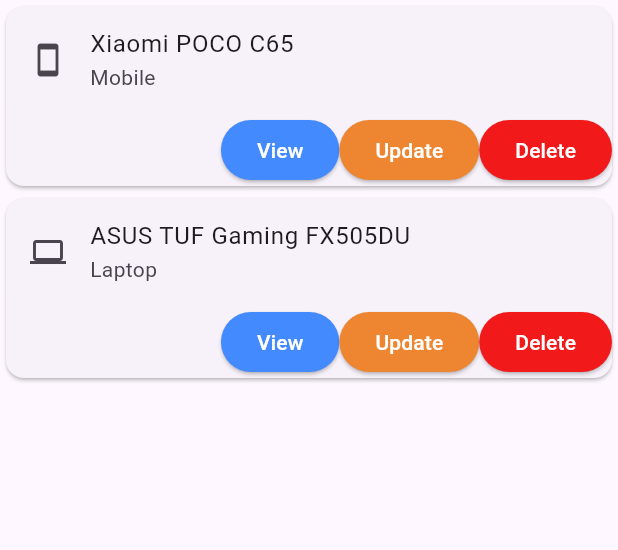
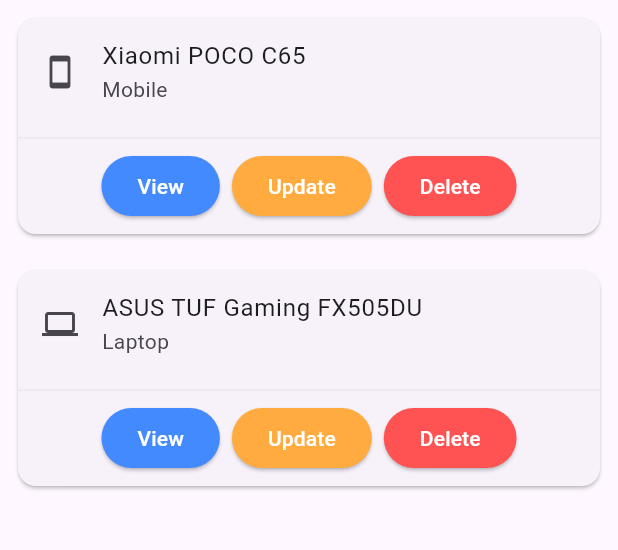
Before and after one commit to mandyfarrugia/mfswd62b_cpdha_2526, a Flutter app: the screen it shows after launch, on a phone screen of 412 x 824 dp, the part 84-634 px from its top. Run offline on Flutter 3.47's test engine with Material 3 defaults, Android fonts, the phone set to English and light mode, and no system bars.

Commit message:
Refactored the generation of the ElevatedButtons representing CRUD operations, this reduces code duplication and promotes code reuse.

```diff
--- /dev/null
+++ b/mfswd62b_cpd/lib/widgets/asset_card_button.dart
@@ -0,0 +1,22 @@
+import 'package:flutter/material.dart';
+
+class AssetCardButton extends StatelessWidget {
+  final Color backgroundColour;
+  final Color foregroundColour;
+  final String buttonText;
+  final VoidCallback callback;
+
+  const AssetCardButton({super.key, required this.backgroundColour, required this.foregroundColour, required this.buttonText, required this.callback});
+
+  @override
+  Widget build(BuildContext context) {
+    return ElevatedButton(
+      style: ElevatedButton.styleFrom(
+        backgroundColor: backgroundColour,
+        foregroundColor: foregroundColour
+      ),
+      onPressed: callback,
+      child: Text(buttonText)
+    );
+  }
+}
--- a/mfswd62b_cpd/lib/widgets/asset_management_individual.dart
+++ b/mfswd62b_cpd/lib/widgets/asset_management_individual.dart
@@ -1,6 +1,7 @@
 import 'package:flutter/material.dart';
 import 'package:mfswd62b_cpd/mappers/asset_type_to_icon_mapper.dart';
 import 'package:mfswd62b_cpd/models/asset.dart';
+import 'package:mfswd62b_cpd/widgets/asset_card_button.dart';
 
 class AssetManagementIndividual extends StatelessWidget {
   final Asset assetToDisplay;
@@ -9,7 +10,10 @@
 
   @override
   Widget build(BuildContext context) {
-    return Center(child: Card(
+    return Padding(
+      padding: const EdgeInsets.all(8),
+      child: Center(
+        child: Card(
           child: Column(
             mainAxisSize: MainAxisSize.min,
             children: [
@@ -18,37 +22,23 @@
                 title: Text(assetToDisplay.name),
                 subtitle: Text(assetToDisplay.getAssetTypeName()),
               ),
-          Row(
-            mainAxisAlignment: MainAxisAlignment.end,
+              Divider(thickness: .25),
+              Padding(
+                padding: const EdgeInsets.only(bottom: 8),
+                child: Wrap(
+                  alignment: WrapAlignment.end,
+                  spacing: 8,
                   children: [
-              ElevatedButton(
-                style: ElevatedButton.styleFrom(
-                  backgroundColor: Colors.blueAccent,
-                  foregroundColor: Colors.white
-                ),
-                child: const Text('View'),
-                onPressed: () {},
-              ),
-              ElevatedButton(
-                style: ElevatedButton.styleFrom(
-                  backgroundColor: const Color.fromARGB(255, 238, 134, 49),
-                  foregroundColor: Colors.white
-                ),
-                child: const Text('Update'),
-                onPressed: () {},
-              ),
-              ElevatedButton(
-                style: ElevatedButton.styleFrom(
-                  backgroundColor: const Color.fromARGB(255, 241, 25, 25),
-                  foregroundColor: Colors.white
-                ),
-                child: const Text('Delete'),
-                onPressed: () {},
+                    AssetCardButton(backgroundColour: Colors.blueAccent, foregroundColour: Colors.white, buttonText: 'View', callback: () {}),
+                    AssetCardButton(backgroundColour: Colors.orangeAccent, foregroundColour: Colors.white, buttonText: 'Update', callback: () {}),
+                    AssetCardButton(backgroundColour: Colors.redAccent, foregroundColour: Colors.white, buttonText: 'Delete', callback: () {}),
+                  ],
+                )
               )
             ],
           )
-        ],
         )
-    ));
+      )
+    );
   }
 }
```
Lines whose indentation alone changed are shown as unchanged.
